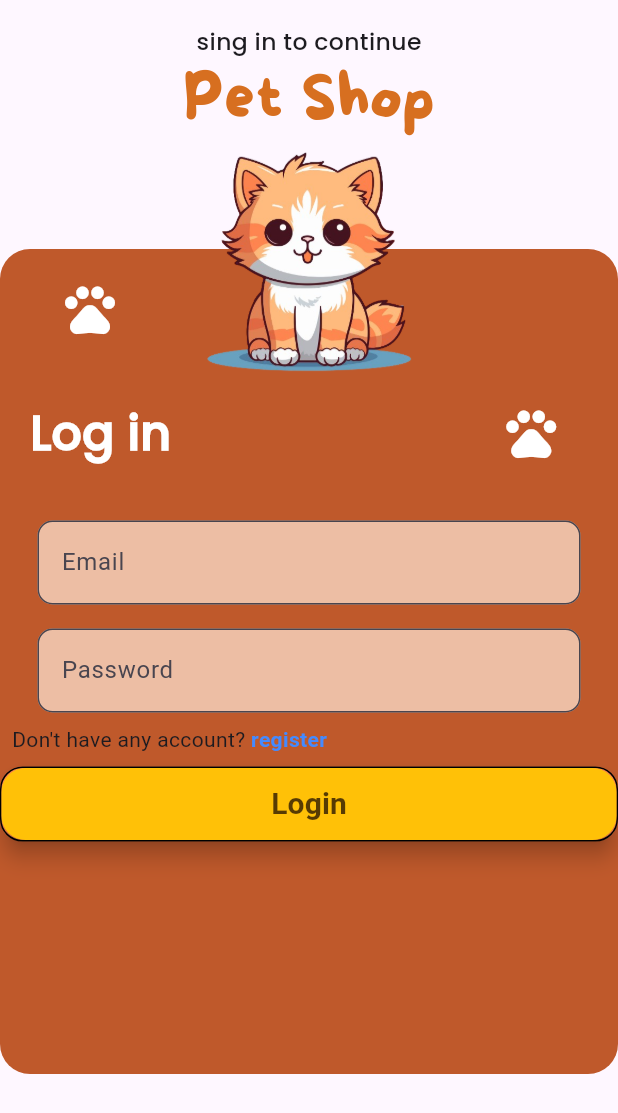
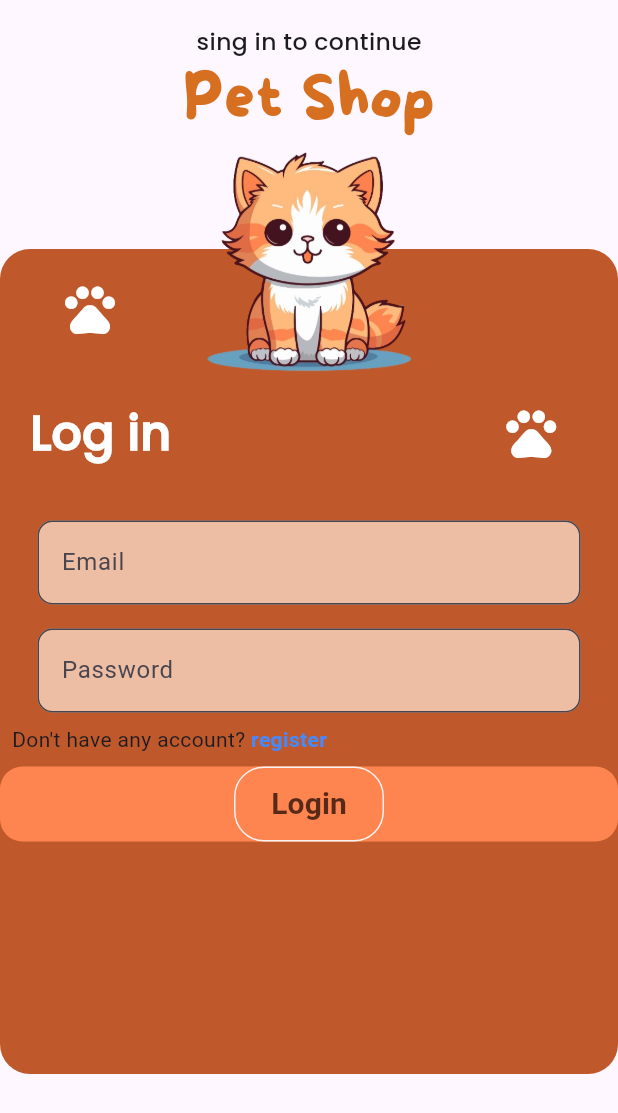
Before and after one commit to rabiulrahat/cube_pet_app, a Flutter app: the screen it shows after launch, on a phone screen of 412 x 824 dp. Shown: the top 1113 px of the screen. Run offline on Flutter 3.47's test engine with Material 3 defaults, Android fonts, the light colour scheme and no system bars.

Commit message:
"fixed login page button"

```diff
--- a/lib/Component/pet_textfield.dart
+++ b/lib/Component/pet_textfield.dart
@@ -29,7 +29,7 @@ class PetTextfield extends StatelessWidget {
           label:Text(label),
           hintText: hinText,
           hintStyle: const TextStyle(
-              fontSize: 14, fontWeight: FontWeight.bold, color: Colors.red),
+              fontSize: 14, fontWeight: FontWeight.bold, color:   Color.fromARGB(255, 191, 89, 43)),
           // hintStyle: tex,\
           border: OutlineInputBorder(
               borderRadius: BorderRadius.circular(10),
--- a/lib/login_page.dart
+++ b/lib/login_page.dart
@@ -130,6 +130,8 @@ class _LoginPageState extends State<LoginPage> {
                               ],
                             ),
                           ),
+                          Stack(
+                            children: [
                               Container(
                                 width: 500,
                                 height: 50,
@@ -138,17 +140,24 @@ class _LoginPageState extends State<LoginPage> {
                                   borderRadius: BorderRadius.circular(15),
                                   // border: Border.all(color: Colors.black),
                                 ),
+
+                              ),
+                              Center(
                                 child: Container(
-                              // width: 20,
+                                  width: 100,
+                                  height: 50,
                                    decoration: BoxDecoration(
-                                color:
-                                    const Color.fromARGB(255, 254, 133, 79),
+                                    color: const Color.fromARGB(255, 254, 133, 79),
                                     borderRadius: BorderRadius.circular(15),
-                                border: Border.all(color: Colors.black),
+                                    // border: Border.all(color: Colors.black),
                                   ),
-                              child: FloatingActionButton(
-                                onPressed: () {},
-                                backgroundColor: Colors.amber,
+                                  child: MaterialButton(
+                                    minWidth: 4,
+                                    shape: RoundedRectangleBorder(
+                                      borderRadius: BorderRadius.circular(20),
+                                      side:
+                                          const BorderSide(color: Color.fromARGB(255, 244, 243, 243)),
+                                    ),                                    onPressed: () {},
                                     child: const Center(
                                       child: Text(
                                         "Login",
@@ -160,6 +169,8 @@ class _LoginPageState extends State<LoginPage> {
                                     ),
                                   ),
                                 ),
+                              ),
+                            ],
                           ),
 
                         ],
```
Lines whose indentation alone changed are shown as unchanged.
